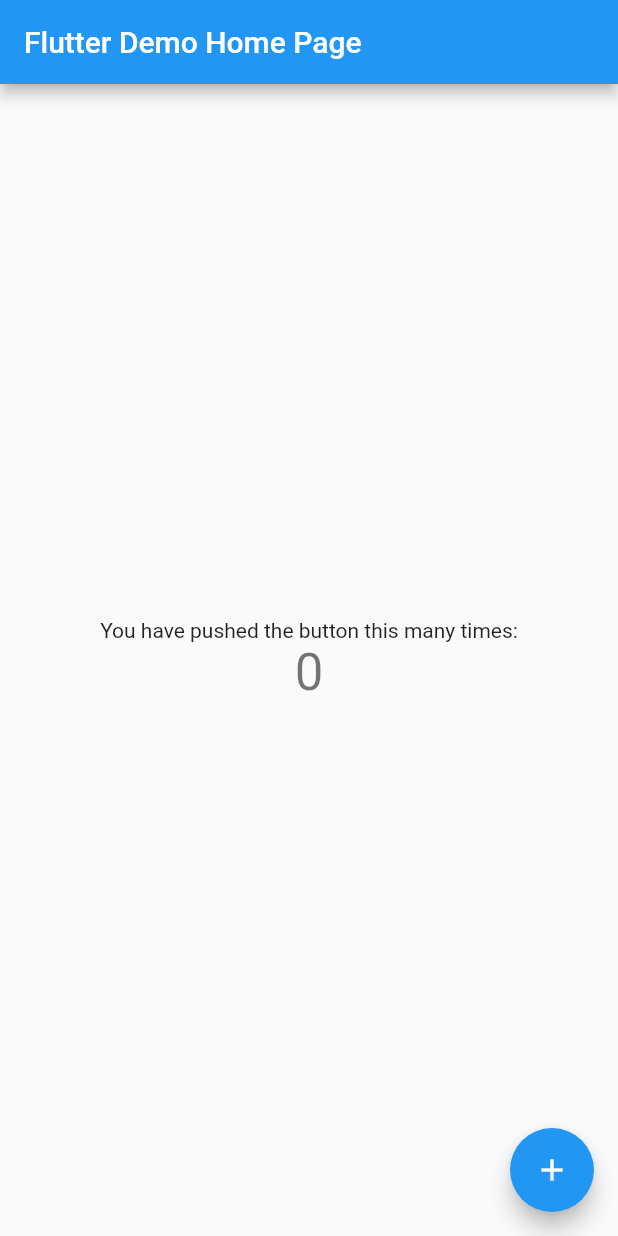
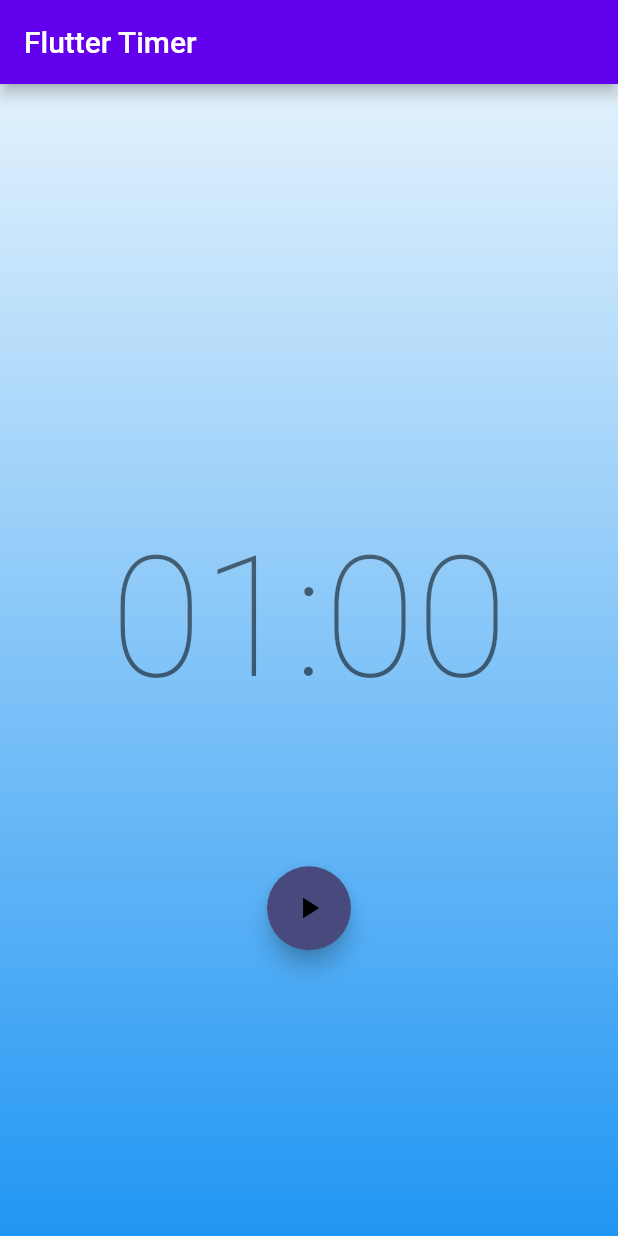
Before and after one commit to Beatrixkys/flutter_bloc_practices, a Flutter app: the screen it shows after launch, on a phone screen of 412 x 824 dp. Run offline on Flutter 3.47's test engine with Material 2 defaults, Android fonts, the phone set to English and light mode, and no system bars; our stand-ins replace bloc, equatable, flutter_bloc.

Commit message:
added UI

```diff
--- /dev/null
+++ b/lib/app.dart
@@ -0,0 +1,20 @@
+import 'package:flutter/material.dart';
+import 'package:flutter_timer/timer/timer.dart';
+
+class App extends StatelessWidget {
+  const App({super.key});
+
+  @override
+  Widget build(BuildContext context) {
+    return MaterialApp(
+      title: 'Flutter Timer',
+      theme: ThemeData(
+        primaryColor: const Color.fromRGBO(109, 234, 255, 1),
+        colorScheme: const ColorScheme.light(
+          secondary: Color.fromRGBO(72, 74, 126, 1),
+        ),
+      ),
+      home: const TimerPage(),
+    );
+  }
+}
--- a/lib/main.dart
+++ b/lib/main.dart
@@ -1,115 +1,4 @@
 import 'package:flutter/material.dart';
+import 'package:flutter_timer/app.dart';
 
-void main() {
-  runApp(const MyApp());
-}
-
-class MyApp extends StatelessWidget {
-  const MyApp({super.key});
-
-  // This widget is the root of your application.
-  @override
-  Widget build(BuildContext context) {
-    return MaterialApp(
-      title: 'Flutter Demo',
-      theme: ThemeData(
-        // This is the theme of your application.
-        //
-        // Try running your application with "flutter run". You'll see the
-        // application has a blue toolbar. Then, without quitting the app, try
-        // changing the primarySwatch below to Colors.green and then invoke
-        // "hot reload" (press "r" in the console where you ran "flutter run",
-        // or simply save your changes to "hot reload" in a Flutter IDE).
-        // Notice that the counter didn't reset back to zero; the application
-        // is not restarted.
-        primarySwatch: Colors.blue,
-      ),
-      home: const MyHomePage(title: 'Flutter Demo Home Page'),
-    );
-  }
-}
-
-class MyHomePage extends StatefulWidget {
-  const MyHomePage({super.key, required this.title});
-
-  // This widget is the home page of your application. It is stateful, meaning
-  // that it has a State object (defined below) that contains fields that affect
-  // how it looks.
-
-  // This class is the configuration for the state. It holds the values (in this
-  // case the title) provided by the parent (in this case the App widget) and
-  // used by the build method of the State. Fields in a Widget subclass are
-  // always marked "final".
-
-  final String title;
-
-  @override
-  State<MyHomePage> createState() => _MyHomePageState();
-}
-
-class _MyHomePageState extends State<MyHomePage> {
-  int _counter = 0;
-
-  void _incrementCounter() {
-    setState(() {
-      // This call to setState tells the Flutter framework that something has
-      // changed in this State, which causes it to rerun the build method below
-      // so that the display can reflect the updated values. If we changed
-      // _counter without calling setState(), then the build method would not be
-      // called again, and so nothing would appear to happen.
-      _counter++;
-    });
-  }
-
-  @override
-  Widget build(BuildContext context) {
-    // This method is rerun every time setState is called, for instance as done
-    // by the _incrementCounter method above.
-    //
-    // The Flutter framework has been optimized to make rerunning build methods
-    // fast, so that you can just rebuild anything that needs updating rather
-    // than having to individually change instances of widgets.
-    return Scaffold(
-      appBar: AppBar(
-        // Here we take the value from the MyHomePage object that was created by
-        // the App.build method, and use it to set our appbar title.
-        title: Text(widget.title),
-      ),
-      body: Center(
-        // Center is a layout widget. It takes a single child and positions it
-        // in the middle of the parent.
-        child: Column(
-          // Column is also a layout widget. It takes a list of children and
-          // arranges them vertically. By default, it sizes itself to fit its
-          // children horizontally, and tries to be as tall as its parent.
-          //
-          // Invoke "debug painting" (press "p" in the console, choose the
-          // "Toggle Debug Paint" action from the Flutter Inspector in Android
-          // Studio, or the "Toggle Debug Paint" command in Visual Studio Code)
-          // to see the wireframe for each widget.
-          //
-          // Column has various properties to control how it sizes itself and
-          // how it positions its children. Here we use mainAxisAlignment to
-          // center the children vertically; the main axis here is the vertical
-          // axis because Columns are vertical (the cross axis would be
-          // horizontal).
-          mainAxisAlignment: MainAxisAlignment.center,
-          children: <Widget>[
-            const Text(
-              'You have pushed the button this many times:',
-            ),
-            Text(
-              '$_counter',
-              style: Theme.of(context).textTheme.headlineMedium,
-            ),
-          ],
-        ),
-      ),
-      floatingActionButton: FloatingActionButton(
-        onPressed: _incrementCounter,
-        tooltip: 'Increment',
-        child: const Icon(Icons.add),
-      ), // This trailing comma makes auto-formatting nicer for build methods.
-    );
-  }
-}
+void main() => runApp(const App());
--- a/lib/timer/timer.dart
+++ b/lib/timer/timer.dart
@@ -1,7 +1,2 @@
-class Ticker {
-  const Ticker();
-  Stream<int> tick({required int ticks}) {
-    return Stream.periodic(const Duration(seconds: 1), (x) => ticks - x - 1)
-        .take(ticks);
-  }
-}
+export 'bloc/timer_bloc.dart';
+export 'view/timer_page.dart';
--- a/lib/timer/view/timer_page.dart
+++ b/lib/timer/view/timer_page.dart
@@ -0,0 +1,137 @@
+import 'package:flutter/material.dart';
+import 'package:flutter_bloc/flutter_bloc.dart';
+import 'package:flutter_timer/ticker.dart';
+import 'package:flutter_timer/timer/timer.dart';
+
+class TimerPage extends StatelessWidget {
+  const TimerPage({super.key});
+
+  @override
+  Widget build(BuildContext context) {
+    return BlocProvider(
+      create: (_) => TimerBloc(ticker: const Ticker()),
+      child: const TimerView(),
+    );
+  }
+}
+
+class TimerView extends StatelessWidget {
+  const TimerView({super.key});
+
+  @override
+  Widget build(BuildContext context) {
+    return Scaffold(
+      appBar: AppBar(title: const Text('Flutter Timer')),
+      body: Stack(
+        children: [
+          const Background(),
+          Column(
+            mainAxisAlignment: MainAxisAlignment.center,
+            children: const <Widget>[
+              Padding(
+                padding: EdgeInsets.symmetric(vertical: 100),
+                child: Center(child: TimerText()),
+              ),
+              Actions(),
+            ],
+          ),
+        ],
+      ),
+    );
+  }
+}
+
+class TimerText extends StatelessWidget {
+  const TimerText({super.key});
+
+  @override
+  Widget build(BuildContext context) {
+    final duration = context.select((TimerBloc bloc) => bloc.state.duration);
+    final minutesStr =
+        ((duration / 60) % 60).floor().toString().padLeft(2, '0');
+    final secondsStr = (duration % 60).toString().padLeft(2, '0');
+    return Text(
+      '$minutesStr:$secondsStr',
+      style: Theme.of(context).textTheme.displayLarge,
+    );
+  }
+}
+
+class Actions extends StatelessWidget {
+  const Actions({super.key});
+
+  @override
+  Widget build(BuildContext context) {
+    return BlocBuilder<TimerBloc, TimerState>(
+      buildWhen: (prev, state) => prev.runtimeType != state.runtimeType,
+      builder: (context, state) {
+        return Row(
+          mainAxisAlignment: MainAxisAlignment.spaceEvenly,
+          children: [
+            if (state is TimerInitial) ...[
+              FloatingActionButton(
+                child: const Icon(Icons.play_arrow),
+                onPressed: () => context
+                    .read<TimerBloc>()
+                    .add(TimerStarted(duration: state.duration)),
+              ),
+            ],
+            if (state is TimerRunInProgress) ...[
+              FloatingActionButton(
+                child: const Icon(Icons.pause),
+                onPressed: () =>
+                    context.read<TimerBloc>().add(const TimerPaused()),
+              ),
+              FloatingActionButton(
+                child: const Icon(Icons.replay),
+                onPressed: () =>
+                    context.read<TimerBloc>().add(const TimerReset()),
+              ),
+            ],
+            if (state is TimerRunPause) ...[
+              FloatingActionButton(
+                child: const Icon(Icons.play_arrow),
+                onPressed: () =>
+                    context.read<TimerBloc>().add(const TimerResumed()),
+              ),
+              FloatingActionButton(
+                child: const Icon(Icons.replay),
+                onPressed: () =>
+                    context.read<TimerBloc>().add(const TimerReset()),
+              ),
+            ],
+            if (state is TimerRunComplete) ...[
+              FloatingActionButton(
+                child: const Icon(Icons.replay),
+                onPressed: () =>
+                    context.read<TimerBloc>().add(const TimerReset()),
+              ),
+            ]
+          ],
+        );
+      },
+    );
+  }
+}
+
+class Background extends StatelessWidget {
+  const Background({super.key});
+
+  @override
+  Widget build(BuildContext context) {
+    return SizedBox.expand(
+      child: DecoratedBox(
+        decoration: BoxDecoration(
+          gradient: LinearGradient(
+            begin: Alignment.topCenter,
+            end: Alignment.bottomCenter,
+            colors: [
+              Colors.blue.shade50,
+              Colors.blue.shade500,
+            ],
+          ),
+        ),
+      ),
+    );
+  }
+}
```
